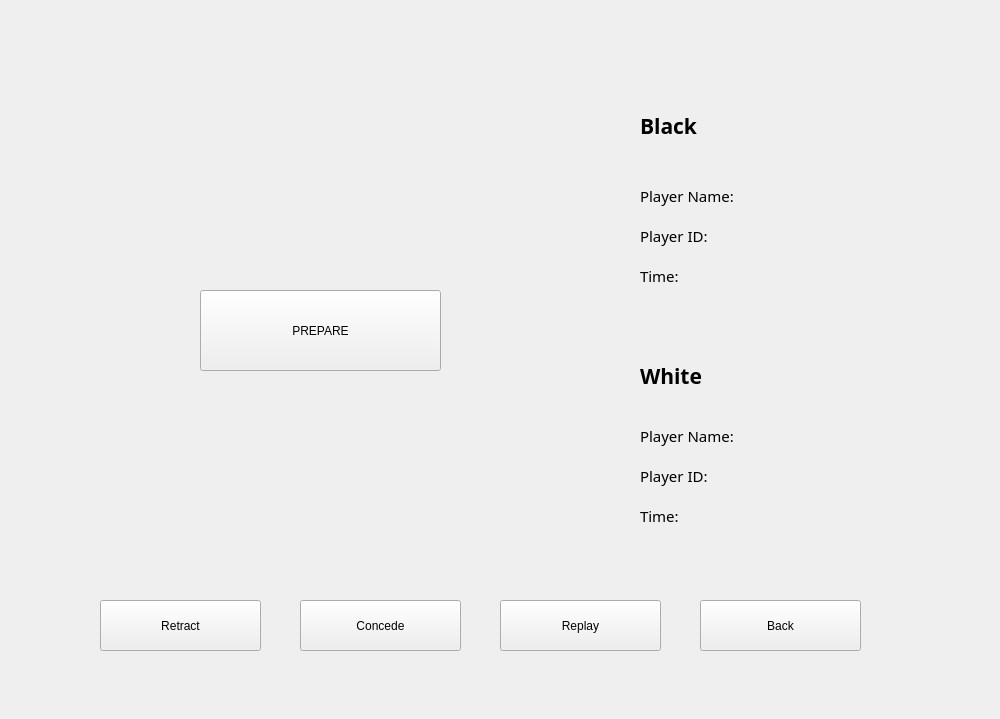
First picture: the form in gobang-client/online/onlinegame.ui, repository Dionysen/gobang, before the edit.
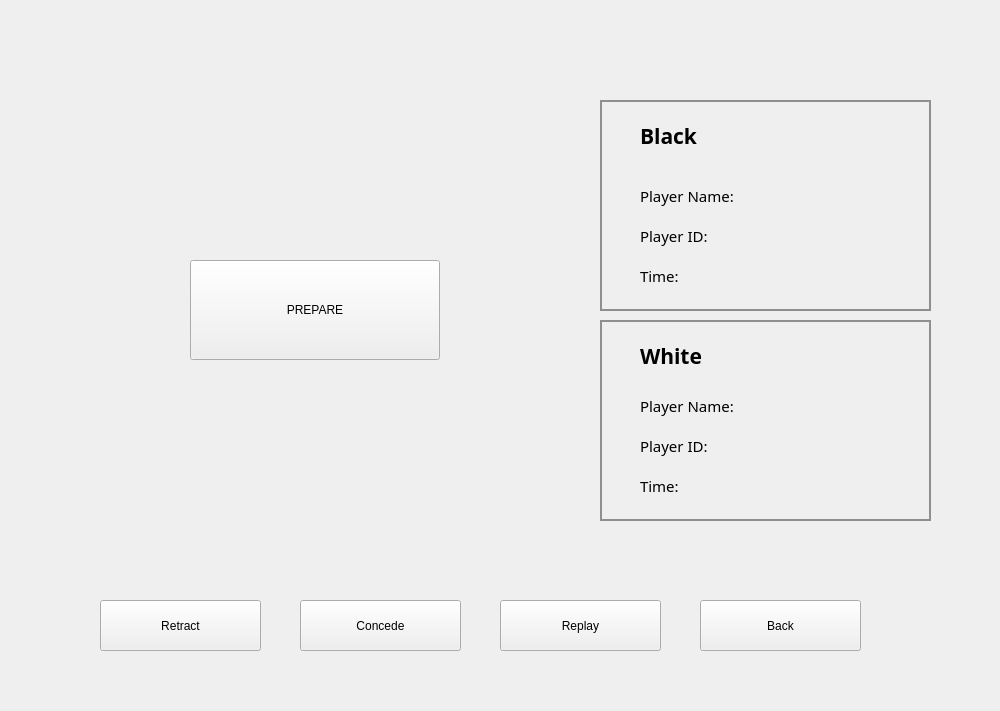
Second picture: the form after the edit.

Diff of the .ui file:
```diff
--- a/gobang-client/online/onlinegame.ui
+++ b/gobang-client/online/onlinegame.ui
@@ -7,7 +7,7 @@
     <x>0</x>
     <y>0</y>
     <width>1000</width>
-    <height>719</height>
+    <height>711</height>
    </rect>
   </property>
   <property name="windowTitle">
@@ -16,10 +16,10 @@
   <widget class="QPushButton" name="preBtn">
    <property name="geometry">
     <rect>
-     <x>200</x>
-     <y>290</y>
-     <width>241</width>
-     <height>81</height>
+     <x>190</x>
+     <y>260</y>
+     <width>250</width>
+     <height>100</height>
     </rect>
    </property>
    <property name="text">
@@ -51,7 +51,7 @@
    <property name="geometry">
     <rect>
      <x>640</x>
-     <y>500</y>
+     <y>470</y>
      <width>241</width>
      <height>31</height>
     </rect>
@@ -72,7 +72,7 @@
    <property name="geometry">
     <rect>
      <x>640</x>
-     <y>460</y>
+     <y>430</y>
      <width>241</width>
      <height>31</height>
     </rect>
@@ -114,7 +114,7 @@
    <property name="geometry">
     <rect>
      <x>640</x>
-     <y>110</y>
+     <y>120</y>
      <width>241</width>
      <height>31</height>
     </rect>
@@ -135,7 +135,7 @@
    <property name="geometry">
     <rect>
      <x>640</x>
-     <y>420</y>
+     <y>390</y>
      <width>241</width>
      <height>31</height>
     </rect>
@@ -177,7 +177,7 @@
    <property name="geometry">
     <rect>
      <x>640</x>
-     <y>360</y>
+     <y>340</y>
      <width>241</width>
      <height>31</height>
     </rect>
@@ -246,6 +246,48 @@
     <string>Retract</string>
    </property>
   </widget>
+  <widget class="QPushButton" name="blackTurnPtn">
+   <property name="enabled">
+    <bool>false</bool>
+   </property>
+   <property name="geometry">
+    <rect>
+     <x>600</x>
+     <y>100</y>
+     <width>331</width>
+     <height>211</height>
+    </rect>
+   </property>
+   <property name="styleSheet">
+    <string notr="true">background-color: rgba(0, 0, 0, 0);
+border:2px solid ;
+border-color: rgb(143, 143, 143);</string>
+   </property>
+   <property name="text">
+    <string/>
+   </property>
+  </widget>
+  <widget class="QPushButton" name="whiteTurnPtn">
+   <property name="enabled">
+    <bool>false</bool>
+   </property>
+   <property name="geometry">
+    <rect>
+     <x>600</x>
+     <y>320</y>
+     <width>331</width>
+     <height>201</height>
+    </rect>
+   </property>
+   <property name="styleSheet">
+    <string notr="true">background-color: rgba(0, 0, 0, 0);
+border:2px solid ;
+border-color: rgb(143, 143, 143);</string>
+   </property>
+   <property name="text">
+    <string/>
+   </property>
+  </widget>
  </widget>
  <resources/>
  <connections/>
```
